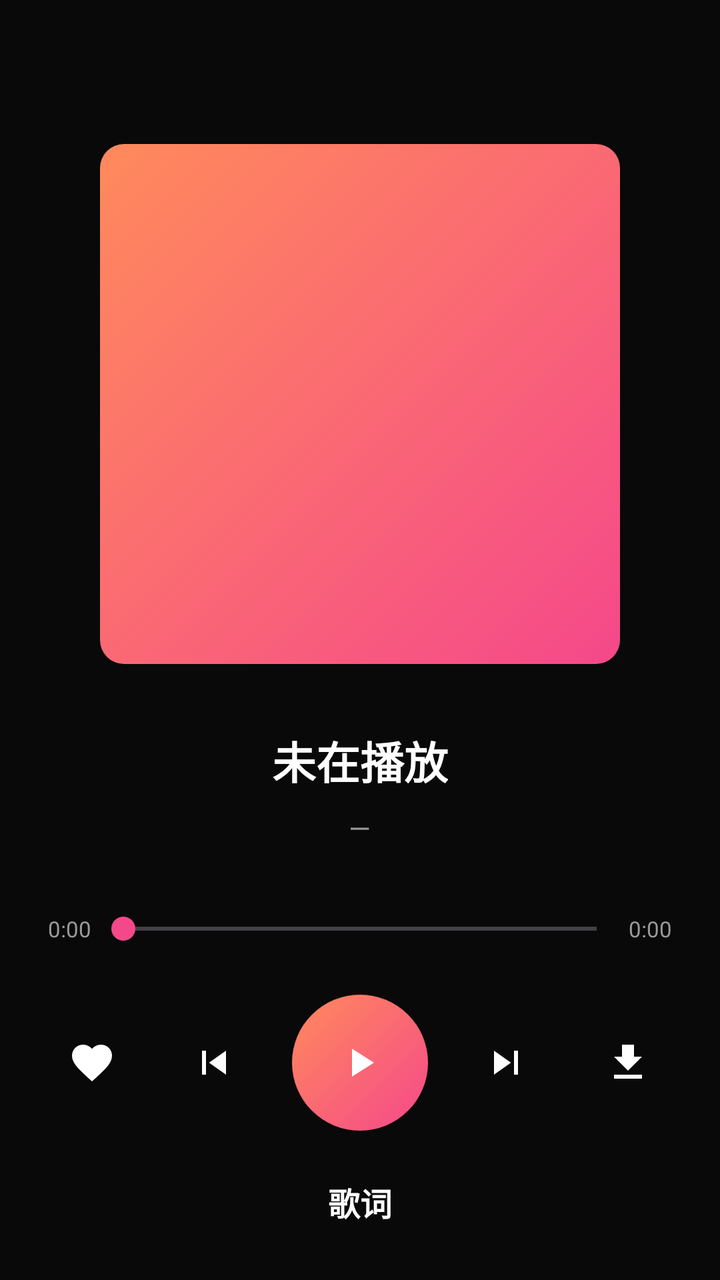
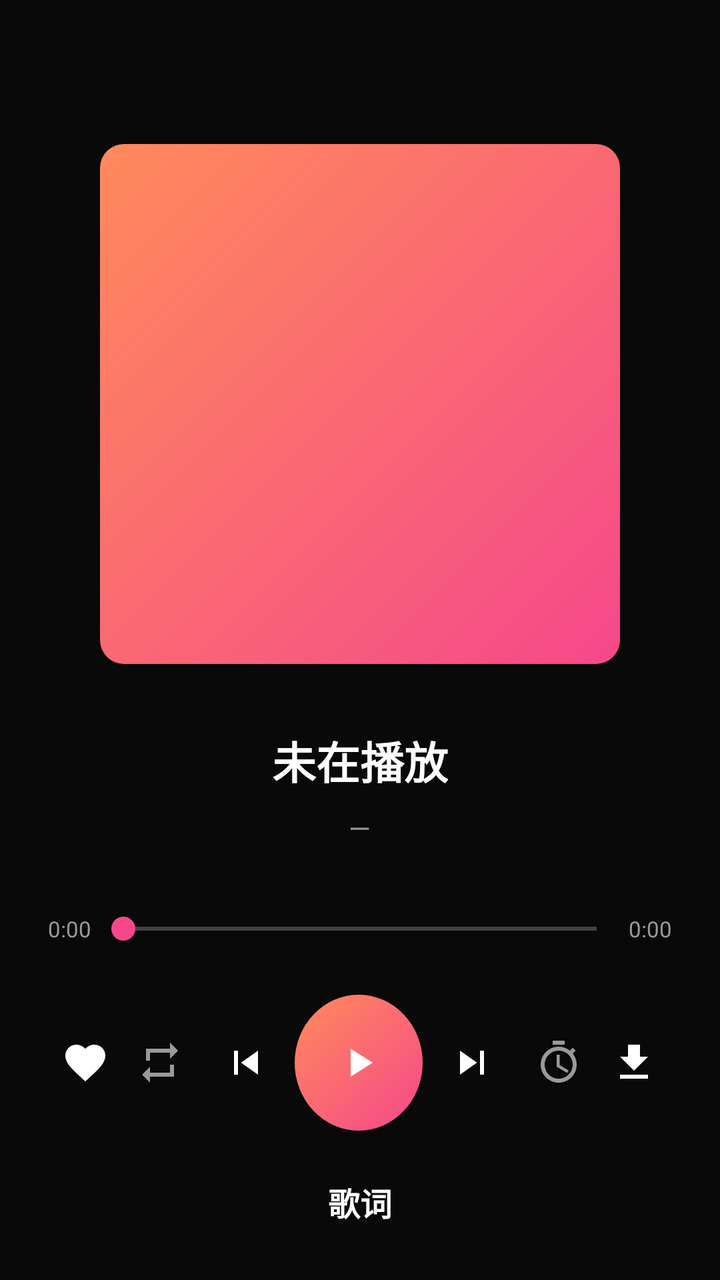

Screens rendered from an Android XML layout before and after an edit, with the pre-edit source and the edit as a unified diff.
<!-- AndroidManifest.xml: application theme Theme.Soundtrack -->
<!-- res/layout/activity_player.xml -->
<?xml version="1.0" encoding="utf-8"?>
<FrameLayout xmlns:android="http://schemas.android.com/apk/res/android"
    xmlns:app="http://schemas.android.com/apk/res-auto"
    android:layout_width="match_parent"
    android:layout_height="match_parent">

    <ImageView
        android:id="@+id/bg_blur"
        android:layout_width="match_parent"
        android:layout_height="match_parent"
        android:scaleType="centerCrop"
        android:src="@color/panel" />

    <View
        android:layout_width="match_parent"
        android:layout_height="match_parent"
        android:background="#B3000000" />

    <LinearLayout
        android:layout_width="match_parent"
        android:layout_height="match_parent"
        android:orientation="vertical"
        android:gravity="center_horizontal"
        android:padding="24dp">

        <ImageView
            android:id="@+id/player_cover"
            android:layout_width="260dp"
            android:layout_height="260dp"
            android:layout_marginTop="48dp"
            android:scaleType="centerCrop"
            android:background="@drawable/bg_gradient_accent" />

        <TextView
            android:id="@+id/player_title"
            android:layout_width="wrap_content"
            android:layout_height="wrap_content"
            android:layout_marginTop="32dp"
            android:text="未在播放"
            android:textColor="@color/text"
            android:textSize="22sp"
            android:textStyle="bold"
            android:maxLines="1"
            android:ellipsize="end" />

        <TextView
            android:id="@+id/player_artist"
            android:layout_width="wrap_content"
            android:layout_height="wrap_content"
            android:layout_marginTop="8dp"
            android:text="—"
            android:textColor="@color/text_2"
            android:textSize="14sp"
            android:maxLines="1"
            android:ellipsize="end" />

        <LinearLayout
            android:layout_width="match_parent"
            android:layout_height="wrap_content"
            android:orientation="horizontal"
            android:gravity="center_vertical"
            android:layout_marginTop="32dp">

            <TextView
                android:id="@+id/time_current"
                android:layout_width="wrap_content"
                android:layout_height="wrap_content"
                android:text="0:00"
                android:textColor="@color/text_2"
                android:textSize="11sp" />

            <SeekBar
                android:id="@+id/seek_bar"
                android:layout_width="0dp"
                android:layout_height="wrap_content"
                android:layout_weight="1"
                android:max="1000"
                android:progressTint="@color/accent_1"
                android:thumbTint="@color/accent_1" />

            <TextView
                android:id="@+id/time_total"
                android:layout_width="wrap_content"
                android:layout_height="wrap_content"
                android:text="0:00"
                android:textColor="@color/text_2"
                android:textSize="11sp" />
        </LinearLayout>

        <LinearLayout
            android:layout_width="match_parent"
            android:layout_height="wrap_content"
            android:orientation="horizontal"
            android:gravity="center"
            android:layout_marginTop="24dp"
            android:layout_marginStart="@dimen/player_ctrl_row_margin_h"
            android:layout_marginEnd="@dimen/player_ctrl_row_margin_h">

            <ImageButton
                android:id="@+id/btn_favorite"
                android:layout_width="@dimen/player_ctrl_btn_small"
                android:layout_height="@dimen/player_ctrl_btn_small"
                android:background="?attr/selectableItemBackgroundBorderless"
                android:src="@drawable/ic_favorite"
                android:contentDescription="收藏" />

            <Space
                android:layout_width="0dp"
                android:layout_height="0dp"
                android:layout_weight="1" />

            <ImageButton
                android:id="@+id/btn_prev"
                android:layout_width="@dimen/player_ctrl_btn_mid"
                android:layout_height="@dimen/player_ctrl_btn_mid"
                android:background="?attr/selectableItemBackgroundBorderless"
                android:src="@drawable/ic_prev"
                android:contentDescription="上一首" />

            <Space
                android:layout_width="0dp"
                android:layout_height="0dp"
                android:layout_weight="1" />

            <ImageButton
                android:id="@+id/btn_play"
                android:layout_width="@dimen/player_ctrl_btn_play"
                android:layout_height="@dimen/player_ctrl_btn_play"
                android:background="@drawable/bg_play_button"
                android:src="@drawable/ic_play"
                android:contentDescription="播放/暂停" />

            <Space
                android:layout_width="0dp"
                android:layout_height="0dp"
                android:layout_weight="1" />

            <ImageButton
                android:id="@+id/btn_next"
                android:layout_width="@dimen/player_ctrl_btn_mid"
                android:layout_height="@dimen/player_ctrl_btn_mid"
                android:background="?attr/selectableItemBackgroundBorderless"
                android:src="@drawable/ic_next"
                android:contentDescription="下一首" />

            <Space
                android:layout_width="0dp"
                android:layout_height="0dp"
                android:layout_weight="1" />

            <ImageButton
                android:id="@+id/btn_download"
                android:layout_width="@dimen/player_ctrl_btn_small"
                android:layout_height="@dimen/player_ctrl_btn_small"
                android:background="?attr/selectableItemBackgroundBorderless"
                android:src="@drawable/ic_download"
                android:contentDescription="下载" />
        </LinearLayout>

        <TextView
            android:layout_width="wrap_content"
            android:layout_height="wrap_content"
            android:layout_marginTop="24dp"
            android:text="歌词"
            android:textColor="@color/text"
            android:textSize="16sp"
            android:textStyle="bold" />

        <androidx.recyclerview.widget.RecyclerView
            android:id="@+id/recycler_lyrics"
            android:layout_width="match_parent"
            android:layout_height="0dp"
            android:layout_weight="1"
            android:layout_marginTop="12dp" />
    </LinearLayout>
</FrameLayout>
<!-- resources referenced by this layout -->
<resources>
  <color name="accent_1">#F5488B</color>
  <color name="panel">#1E1E1E</color>
  <color name="text">#FFFFFF</color>
  <color name="text_2">#9A9A9A</color>
  <dimen name="player_ctrl_btn_mid">48dp</dimen>
  <dimen name="player_ctrl_btn_play">56dp</dimen>
  <dimen name="player_ctrl_btn_small">40dp</dimen>
  <dimen name="player_ctrl_row_margin_h">0dp</dimen>
  <!-- drawable bg_gradient_accent (drawable) -->
  <?xml version="1.0" encoding="utf-8"?>
  <shape xmlns:android="http://schemas.android.com/apk/res/android"
      android:shape="rectangle">
      <gradient
          android:angle="135"
          android:startColor="#F5488B"
          android:endColor="#FF8A5C"
          android:type="linear" />
      <corners android:radius="12dp" />
  </shape>
  <!-- drawable bg_play_button (drawable) -->
  <?xml version="1.0" encoding="utf-8"?>
  <shape xmlns:android="http://schemas.android.com/apk/res/android"
      android:shape="oval">
      <gradient
          android:angle="135"
          android:startColor="#F5488B"
          android:endColor="#FF8A5C"
          android:type="linear" />
  </shape>
  <!-- drawable ic_next (drawable) -->
  <?xml version="1.0" encoding="utf-8"?>
  <vector xmlns:android="http://schemas.android.com/apk/res/android"
      android:width="24dp"
      android:height="24dp"
      android:viewportWidth="24"
      android:viewportHeight="24">
      <path
          android:fillColor="#FFFFFF"
          android:pathData="M6,18l8.5,-6L6,6v12zM16,6v12h2V6h-2z"/>
  </vector>
  <!-- drawable ic_play (drawable) -->
  <?xml version="1.0" encoding="utf-8"?>
  <vector xmlns:android="http://schemas.android.com/apk/res/android"
      android:width="24dp"
      android:height="24dp"
      android:viewportWidth="24"
      android:viewportHeight="24">
      <path
          android:fillColor="#FFFFFF"
          android:pathData="M8,5v14l11,-7z"/>
  </vector>
  <!-- drawable ic_prev (drawable) -->
  <?xml version="1.0" encoding="utf-8"?>
  <vector xmlns:android="http://schemas.android.com/apk/res/android"
      android:width="24dp"
      android:height="24dp"
      android:viewportWidth="24"
      android:viewportHeight="24">
      <path
          android:fillColor="#FFFFFF"
          android:pathData="M6,6h2v12H6V6zm3.5,6l8.5,6V6l-8.5,6z"/>
  </vector>
  <color name="bg">#161616</color>
  <color name="accent_2">#FF8A5C</color>
  <!-- unchanged entries left out for length: 3 -->
</resources>

<!-- the commit's change to res/layout/activity_player.xml (unified diff, before → after) -->
@@ -87,6 +87,7 @@
                 android:textSize="11sp" />
         </LinearLayout>
 
+        
         <LinearLayout
             android:layout_width="match_parent"
             android:layout_height="wrap_content"
@@ -98,60 +99,63 @@
 
             <ImageButton
                 android:id="@+id/btn_favorite"
-                android:layout_width="@dimen/player_ctrl_btn_small"
+                android:layout_width="0dp"
                 android:layout_height="@dimen/player_ctrl_btn_small"
+                android:layout_weight="1"
                 android:background="?attr/selectableItemBackgroundBorderless"
                 android:src="@drawable/ic_favorite"
                 android:contentDescription="收藏" />
 
-            <Space
-                android:layout_width="0dp"
-                android:layout_height="0dp"
-                android:layout_weight="1" />
+            <ImageButton
+                android:id="@+id/btn_mode"
+                android:layout_width="0dp"
+                android:layout_height="@dimen/player_ctrl_btn_small"
+                android:layout_weight="1"
+                android:background="?attr/selectableItemBackgroundBorderless"
+                android:src="@drawable/ic_repeat"
+                android:contentDescription="播放模式" />
 
             <ImageButton
                 android:id="@+id/btn_prev"
-                android:layout_width="@dimen/player_ctrl_btn_mid"
+                android:layout_width="0dp"
                 android:layout_height="@dimen/player_ctrl_btn_mid"
+                android:layout_weight="1.3"
                 android:background="?attr/selectableItemBackgroundBorderless"
                 android:src="@drawable/ic_prev"
                 android:contentDescription="上一首" />
 
-            <Space
-                android:layout_width="0dp"
-                android:layout_height="0dp"
-                android:layout_weight="1" />
-
             <ImageButton
                 android:id="@+id/btn_play"
-                android:layout_width="@dimen/player_ctrl_btn_play"
+                android:layout_width="0dp"
                 android:layout_height="@dimen/player_ctrl_btn_play"
+                android:layout_weight="1.7"
                 android:background="@drawable/bg_play_button"
                 android:src="@drawable/ic_play"
                 android:contentDescription="播放/暂停" />
 
-            <Space
-                android:layout_width="0dp"
-                android:layout_height="0dp"
-                android:layout_weight="1" />
-
             <ImageButton
                 android:id="@+id/btn_next"
-                android:layout_width="@dimen/player_ctrl_btn_mid"
+                android:layout_width="0dp"
                 android:layout_height="@dimen/player_ctrl_btn_mid"
+                android:layout_weight="1.3"
                 android:background="?attr/selectableItemBackgroundBorderless"
                 android:src="@drawable/ic_next"
                 android:contentDescription="下一首" />
 
-            <Space
-                android:layout_width="0dp"
-                android:layout_height="0dp"
-                android:layout_weight="1" />
+            <ImageButton
+                android:id="@+id/btn_sleep"
+                android:layout_width="0dp"
+                android:layout_height="@dimen/player_ctrl_btn_small"
+                android:layout_weight="1"
+                android:background="?attr/selectableItemBackgroundBorderless"
+                android:src="@drawable/ic_timer"
+                android:contentDescription="定时关闭" />
 
             <ImageButton
                 android:id="@+id/btn_download"
-                android:layout_width="@dimen/player_ctrl_btn_small"
+                android:layout_width="0dp"
                 android:layout_height="@dimen/player_ctrl_btn_small"
+                android:layout_weight="1"
                 android:background="?attr/selectableItemBackgroundBorderless"
                 android:src="@drawable/ic_download"
                 android:contentDescription="下载" />
@@ -173,4 +177,157 @@
             android:layout_weight="1"
             android:layout_marginTop="12dp" />
     </LinearLayout>
+
+    
+    <FrameLayout
+        android:id="@+id/fullscreen_lyrics"
+        android:layout_width="match_parent"
+        android:layout_height="match_parent"
+        android:visibility="gone">
+
+        
+        <ImageView
+            android:id="@+id/fs_bg"
+            android:layout_width="match_parent"
+            android:layout_height="match_parent"
+            android:scaleType="centerCrop"
+            android:src="@color/panel" />
+
+        <View
+            android:layout_width="match_parent"
+            android:layout_height="match_parent"
+            android:background="#B3000000" />
+
+        <LinearLayout
+            android:layout_width="match_parent"
+            android:layout_height="match_parent"
+            android:orientation="vertical"
+            android:paddingStart="20dp"
+            android:paddingEnd="20dp"
+            android:paddingTop="14dp"
+            android:paddingBottom="16dp">
+
+            
+            <LinearLayout
+                android:layout_width="match_parent"
+                android:layout_height="wrap_content"
+                android:orientation="horizontal"
+                android:gravity="center_vertical">
+
+                <ImageButton
+                    android:id="@+id/btn_fs_back"
+                    android:layout_width="@dimen/player_ctrl_btn_small"
+                    android:layout_height="@dimen/player_ctrl_btn_small"
+                    android:background="?attr/selectableItemBackgroundBorderless"
+                    android:src="@drawable/ic_close"
+                    android:contentDescription="退出全屏歌词" />
+
+                <TextView
+                    android:id="@+id/fs_title"
+                    android:layout_width="0dp"
+                    android:layout_height="wrap_content"
+                    android:layout_weight="1"
+                    android:layout_marginStart="8dp"
+                    android:text="未在播放"
+                    android:textColor="@color/text"
+                    android:textSize="16sp"
+                    android:textStyle="bold"
+                    android:maxLines="1"
+                    android:ellipsize="end" />
+
+                <TextView
+                    android:id="@+id/fs_artist"
+                    android:layout_width="wrap_content"
+                    android:layout_height="wrap_content"
+                    android:layout_marginStart="8dp"
+                    android:text="—"
+                    android:textColor="@color/text_2"
+                    android:textSize="13sp"
+                    android:maxLines="1"
+                    android:ellipsize="end" />
+            </LinearLayout>
+
+            
+            <androidx.recyclerview.widget.RecyclerView
+                android:id="@+id/recycler_fs_lyrics"
+                android:layout_width="match_parent"
+                android:layout_height="0dp"
+                android:layout_weight="1"
+                android:layout_marginTop="8dp"
+                android:clipToPadding="false"
+                android:paddingTop="48dp"
+                android:paddingBottom="48dp" />
+
+            
+            <LinearLayout
+                android:layout_width="match_parent"
+                android:layout_height="wrap_content"
+                android:orientation="horizontal"
+                android:gravity="center"
+                android:layout_marginTop="8dp"
+                android:layout_marginStart="@dimen/player_ctrl_row_margin_h"
+                android:layout_marginEnd="@dimen/player_ctrl_row_margin_h">
+
+                <ImageButton
+                    android:id="@+id/btn_fs_mode"
+                    android:layout_width="@dimen/player_ctrl_btn_small"
+                    android:layout_height="@dimen/player_ctrl_btn_small"
+                    android:background="?attr/selectableItemBackgroundBorderless"
+                    android:src="@drawable/ic_repeat"
+                    android:contentDescription="播放模式" />
+
+                <Space
+                    android:layout_width="0dp"
+                    android:layout_height="0dp"
+                    android:layout_weight="1" />
+
+                <ImageButton
+                    android:id="@+id/btn_fs_prev"
+                    android:layout_width="@dimen/player_ctrl_btn_mid"
+                    android:layout_height="@dimen/player_ctrl_btn_mid"
+                    android:background="?attr/selectableItemBackgroundBorderless"
+                    android:src="@drawable/ic_prev"
+                    android:contentDescription="上一首" />
+
+                <Space
+                    android:layout_width="0dp"
+                    android:layout_height="0dp"
+                    android:layout_weight="1" />
+
+                <ImageButton
+                    android:id="@+id/btn_fs_play"
+                    android:layout_width="@dimen/player_ctrl_btn_play"
+                    android:layout_height="@dimen/player_ctrl_btn_play"
+                    android:background="@drawable/bg_play_button"
+                    android:src="@drawable/ic_play"
+                    android:contentDescription="播放/暂停" />
+
+                <Space
+                    android:layout_width="0dp"
+                    android:layout_height="0dp"
+                    android:layout_weight="1" />
+
+                <ImageButton
+                    android:id="@+id/btn_fs_next"
+                    android:layout_width="@dimen/player_ctrl_btn_mid"
+                    android:layout_height="@dimen/player_ctrl_btn_mid"
+                    android:background="?attr/selectableItemBackgroundBorderless"
+                    android:src="@drawable/ic_next"
+                    android:contentDescription="下一首" />
+
+                <Space
+                    android:layout_width="0dp"
+                    android:layout_height="0dp"
+                    android:layout_weight="1" />
+
+                <ImageButton
+                    android:id="@+id/btn_fs_sleep"
+                    android:layout_width="@dimen/player_ctrl_btn_small"
+                    android:layout_height="@dimen/player_ctrl_btn_small"
+                    android:background="?attr/selectableItemBackgroundBorderless"
+                    android:src="@drawable/ic_timer"
+                    android:contentDescription="定时关闭" />
+            </LinearLayout>
+        </LinearLayout>
+    </FrameLayout>
 </FrameLayout>
<!-- resource entries referenced after the edit -->
@@ -29,6 +29,17 @@
           android:endColor="#FF8A5C"
           android:type="linear" />
   </shape>
+  <!-- drawable ic_close (drawable) -->
+  <?xml version="1.0" encoding="utf-8"?>
+  <vector xmlns:android="http://schemas.android.com/apk/res/android"
+      android:width="24dp"
+      android:height="24dp"
+      android:viewportWidth="24"
+      android:viewportHeight="24">
+      <path
+          android:fillColor="#9A9A9A"
+          android:pathData="M19,6.41L17.59,5L12,10.59L6.41,5L5,6.41L10.59,12L5,17.59L6.41,19L12,13.41L17.59,19L19,17.59L13.41,12z" />
+  </vector>
   <!-- drawable ic_next (drawable) -->
   <?xml version="1.0" encoding="utf-8"?>
   <vector xmlns:android="http://schemas.android.com/apk/res/android"
@@ -62,6 +73,30 @@
           android:fillColor="#FFFFFF"
           android:pathData="M6,6h2v12H6V6zm3.5,6l8.5,6V6l-8.5,6z"/>
   </vector>
+  <!-- drawable ic_repeat (drawable) -->
+  <?xml version="1.0" encoding="utf-8"?>
+  <vector xmlns:android="http://schemas.android.com/apk/res/android"
+      android:width="24dp"
+      android:height="24dp"
+      android:viewportWidth="24"
+      android:viewportHeight="24">
+      
+      <path
+          android:fillColor="#9A9A9A"
+          android:pathData="M7,7h10v3l4,-4 -4,-4v3H5v6h2V7zM17,17H7v-3l-4,4 4,4v-3h12v-6h-2v4z" />
+  </vector>
+  <!-- drawable ic_timer (drawable) -->
+  <?xml version="1.0" encoding="utf-8"?>
+  <vector xmlns:android="http://schemas.android.com/apk/res/android"
+      android:width="24dp"
+      android:height="24dp"
+      android:viewportWidth="24"
+      android:viewportHeight="24">
+      
+      <path
+          android:fillColor="#9A9A9A"
+          android:pathData="M15,1H9v2h6V1zM19.03,7.39l1.42,-1.42c-0.43,-0.51 -0.9,-0.99 -1.41,-1.41l-1.42,1.42C16.07,4.74 14.12,4 12,4c-4.97,0 -9,4.03 -9,9s4.03,9 9,9 9,-4.03 9,-9c0,-2.12 -0.74,-4.07 -1.97,-5.61zM12,20c-3.87,0 -7,-3.13 -7,-7s3.13,-7 7,-7 7,3.13 7,7 -3.13,7 -7,7zM12.5,8H11v6l5.25,3.15 0.75,-1.23 -4.5,-2.67z" />
+  </vector>
   <color name="bg">#161616</color>
   <color name="accent_2">#FF8A5C</color>
   <!-- unchanged entries left out for length: 3 -->
